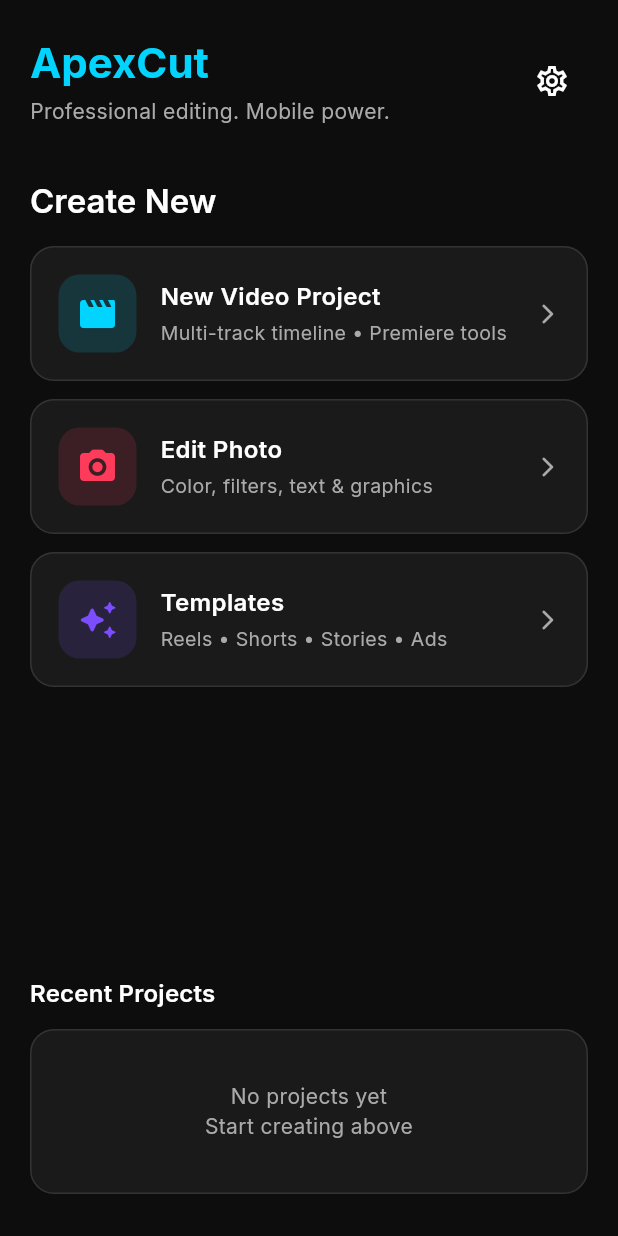
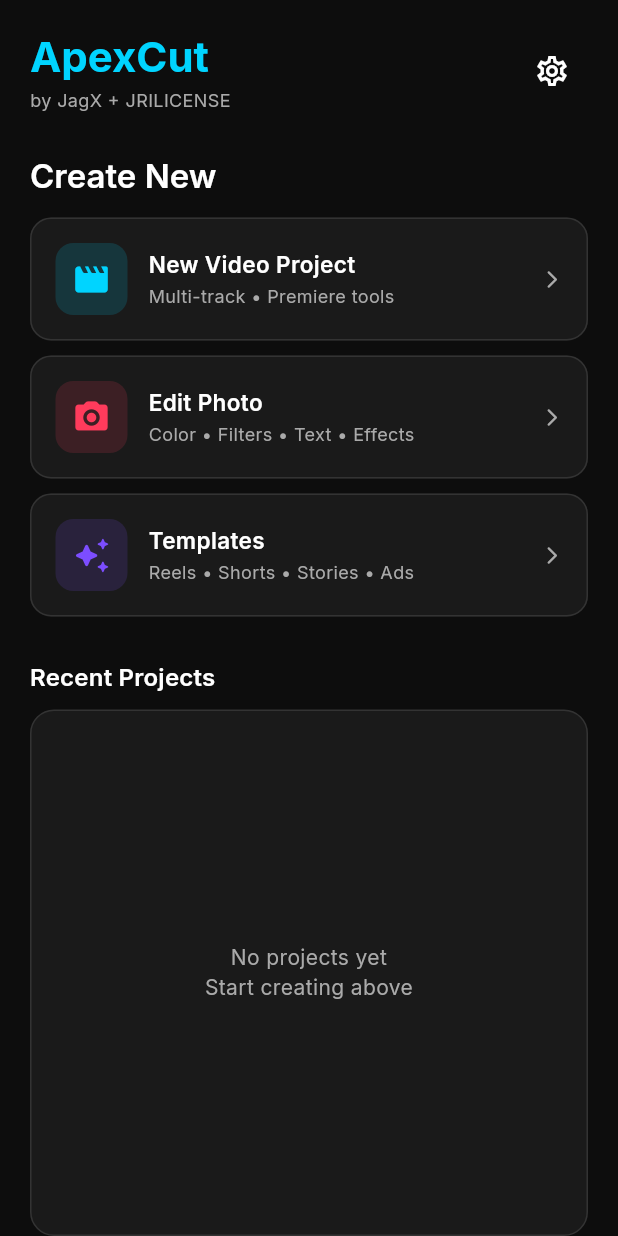
Before and after one commit to jagwazorld-max/ApexCut, a Flutter app: the screen it shows after launch, on a phone screen of 412 x 824 dp. Run offline on Flutter 3.47's test engine with Material 3 defaults, Android fonts, the light colour scheme and no system bars; our stand-ins replace equatable, flutter_riverpod, google_fonts, image_picker, video_player.

Commit message:
Add templates system, upgrade Home + Photo Editor with shared panels, branding, and more interactive features

```diff
--- a/lib/features/home/home_screen.dart
+++ b/lib/features/home/home_screen.dart
@@ -1,13 +1,40 @@
 import 'package:flutter/material.dart';
 import 'package:flutter_riverpod/flutter_riverpod.dart';
 import '../../core/theme/app_theme.dart';
+import '../../core/constants/branding.dart';
+import '../../core/services/project_storage.dart';
 import '../gallery/gallery_screen.dart';
+import '../templates/templates_screen.dart';
 
-class HomeScreen extends ConsumerWidget {
+class HomeScreen extends ConsumerStatefulWidget {
   const HomeScreen({super.key});
 
   @override
-  Widget build(BuildContext context, WidgetRef ref) {
+  ConsumerState<HomeScreen> createState() => _HomeScreenState();
+}
+
+class _HomeScreenState extends ConsumerState<HomeScreen> {
+  List<Map<String, dynamic>> _recent = [];
+  bool _loading = true;
+
+  @override
+  void initState() {
+    super.initState();
+    _loadRecent();
+  }
+
+  Future<void> _loadRecent() async {
+    final list = await ProjectStorage().listProjects();
+    if (mounted) {
+      setState(() {
+        _recent = list;
+        _loading = false;
+      });
+    }
+  }
+
+  @override
+  Widget build(BuildContext context) {
     return Scaffold(
       body: SafeArea(
         child: Padding(
@@ -15,7 +42,7 @@ class HomeScreen extends ConsumerWidget {
           child: Column(
             crossAxisAlignment: CrossAxisAlignment.start,
             children: [
-              const SizedBox(height: 24),
+              const SizedBox(height: 20),
               Row(
                 mainAxisAlignment: MainAxisAlignment.spaceBetween,
                 children: [
@@ -23,16 +50,17 @@ class HomeScreen extends ConsumerWidget {
                     crossAxisAlignment: CrossAxisAlignment.start,
                     children: [
                       Text(
-                        'ApexCut',
+                        Branding.appName,
                         style: Theme.of(context).textTheme.headlineMedium?.copyWith(
                               fontWeight: FontWeight.bold,
                               color: AppTheme.primary,
                             ),
                       ),
-                      const SizedBox(height: 4),
+                      const SizedBox(height: 2),
                       Text(
-                        'Professional editing. Mobile power.',
-                        style: Theme.of(context).textTheme.bodyMedium?.copyWith(
+                        Branding.byLine,
+                        style: const TextStyle(
+                          fontSize: 12,
                           color: AppTheme.textSecondary,
                         ),
                       ),
@@ -44,7 +72,7 @@ class HomeScreen extends ConsumerWidget {
                   ),
                 ],
               ),
-              const SizedBox(height: 36),
+              const SizedBox(height: 28),
 
               Text(
                 'Create New',
@@ -52,47 +80,55 @@ class HomeScreen extends ConsumerWidget {
                       fontWeight: FontWeight.w600,
                     ),
               ),
-              const SizedBox(height: 16),
+              const SizedBox(height: 14),
 
               _CreateCard(
                 title: 'New Video Project',
-                subtitle: 'Multi-track timeline • Premiere tools',
+                subtitle: 'Multi-track • Premiere tools',
                 icon: Icons.movie_creation_rounded,
                 color: AppTheme.primary,
-                onTap: () => _openGallery(context, isVideo: true),
+                onTap: () => Navigator.push(
+                  context,
+                  MaterialPageRoute(builder: (_) => const GalleryScreen(isVideoMode: true)),
                 ),
-              const SizedBox(height: 12),
+              ),
+              const SizedBox(height: 10),
               _CreateCard(
                 title: 'Edit Photo',
-                subtitle: 'Color, filters, text & graphics',
+                subtitle: 'Color • Filters • Text • Effects',
                 icon: Icons.photo_camera_rounded,
                 color: AppTheme.secondary,
-                onTap: () => _openGallery(context, isVideo: false),
+                onTap: () => Navigator.push(
+                  context,
+                  MaterialPageRoute(builder: (_) => const GalleryScreen(isVideoMode: false)),
                 ),
-              const SizedBox(height: 12),
+              ),
+              const SizedBox(height: 10),
               _CreateCard(
                 title: 'Templates',
                 subtitle: 'Reels • Shorts • Stories • Ads',
                 icon: Icons.auto_awesome_rounded,
                 color: AppTheme.accent,
-                onTap: () {
-                  ScaffoldMessenger.of(context).showSnackBar(
-                    const SnackBar(content: Text('Templates coming soon')),
-                  );
-                },
+                onTap: () => Navigator.push(
+                  context,
+                  MaterialPageRoute(builder: (_) => const TemplatesScreen()),
+                ),
               ),
 
-              const Spacer(),
-
+              const SizedBox(height: 28),
               Text(
                 'Recent Projects',
                 style: Theme.of(context).textTheme.titleMedium?.copyWith(
                       fontWeight: FontWeight.w600,
                     ),
               ),
-              const SizedBox(height: 12),
-              Container(
-                height: 110,
+              const SizedBox(height: 10),
+
+              Expanded(
+                child: _loading
+                    ? const Center(child: CircularProgressIndicator(color: AppTheme.primary))
+                    : _recent.isEmpty
+                        ? Container(
                             decoration: BoxDecoration(
                               color: AppTheme.surface,
                               borderRadius: BorderRadius.circular(16),
@@ -105,20 +141,41 @@ class HomeScreen extends ConsumerWidget {
                                 style: TextStyle(color: AppTheme.textSecondary),
                               ),
                             ),
+                          )
+                        : ListView.builder(
+                            itemCount: _recent.length,
+                            itemBuilder: (context, index) {
+                              final p = _recent[index];
+                              return ListTile(
+                                contentPadding: EdgeInsets.zero,
+                                leading: Container(
+                                  width: 48,
+                                  height: 48,
+                                  decoration: BoxDecoration(
+                                    color: AppTheme.surfaceLight,
+                                    borderRadius: BorderRadius.circular(10),
                                   ),
-              const SizedBox(height: 28),
+                                  child: const Icon(Icons.movie_outlined, color: AppTheme.primary),
+                                ),
+                                title: Text(p['name'] ?? 'Untitled'),
+                                subtitle: Text(
+                                  p['updatedAt']?.toString().substring(0, 16) ?? '',
+                                  style: const TextStyle(fontSize: 12, color: AppTheme.textSecondary),
+                                ),
+                                trailing: IconButton(
+                                  icon: const Icon(Icons.delete_outline, size: 20),
+                                  onPressed: () async {
+                                    await ProjectStorage().deleteProject(p['id']);
+                                    _loadRecent();
+                                  },
+                                ),
+                              );
+                            },
+                          ),
+              ),
             ],
           ),
         ),
-      ),
-    );
-  }
-
-  void _openGallery(BuildContext context, {required bool isVideo}) {
-    Navigator.push(
-      context,
-      MaterialPageRoute(
-        builder: (_) => GalleryScreen(isVideoMode: isVideo),
       ),
     );
   }
@@ -143,51 +200,39 @@ class _CreateCard extends StatelessWidget {
   Widget build(BuildContext context) {
     return Material(
       color: AppTheme.surface,
-      borderRadius: BorderRadius.circular(16),
+      borderRadius: BorderRadius.circular(14),
       child: InkWell(
         onTap: onTap,
-        borderRadius: BorderRadius.circular(16),
+        borderRadius: BorderRadius.circular(14),
         child: Container(
-          padding: const EdgeInsets.all(18),
+          padding: const EdgeInsets.all(16),
           decoration: BoxDecoration(
-            borderRadius: BorderRadius.circular(16),
+            borderRadius: BorderRadius.circular(14),
             border: Border.all(color: AppTheme.border),
           ),
           child: Row(
             children: [
               Container(
-                width: 52,
-                height: 52,
+                width: 48,
+                height: 48,
                 decoration: BoxDecoration(
                   color: color.withOpacity(0.15),
-                  borderRadius: BorderRadius.circular(14),
+                  borderRadius: BorderRadius.circular(12),
                 ),
-                child: Icon(icon, color: color, size: 28),
+                child: Icon(icon, color: color, size: 26),
               ),
-              const SizedBox(width: 16),
+              const SizedBox(width: 14),
               Expanded(
                 child: Column(
                   crossAxisAlignment: CrossAxisAlignment.start,
                   children: [
-                    Text(
-                      title,
-                      style: const TextStyle(
-                        fontSize: 16,
-                        fontWeight: FontWeight.w600,
-                      ),
-                    ),
-                    const SizedBox(height: 3),
-                    Text(
-                      subtitle,
-                      style: const TextStyle(
-                        fontSize: 13,
-                        color: AppTheme.textSecondary,
-                      ),
-                    ),
+                    Text(title, style: const TextStyle(fontSize: 15, fontWeight: FontWeight.w600)),
+                    const SizedBox(height: 2),
+                    Text(subtitle, style: const TextStyle(fontSize: 12, color: AppTheme.textSecondary)),
                   ],
                 ),
               ),
-              const Icon(Icons.arrow_forward_ios_rounded, size: 16, color: AppTheme.textSecondary),
+              const Icon(Icons.arrow_forward_ios_rounded, size: 14, color: AppTheme.textSecondary),
             ],
           ),
         ),
```
Also changed, not shown: lib/features/photo_editor/photo_editor_screen.dart (+83 -38 lines), lib/features/templates/templates_screen.dart (added, +191 -0 lines). Lines whose indentation alone changed are shown as unchanged.
